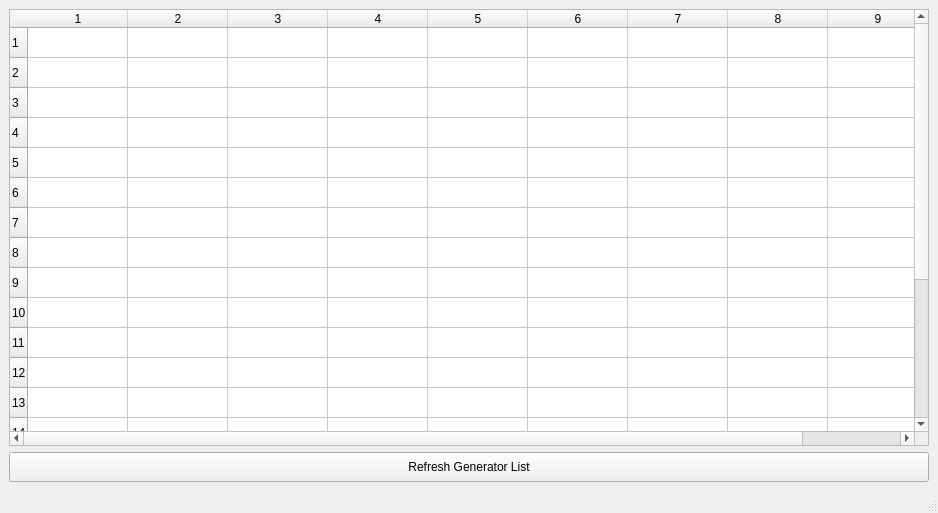
This is forms/gendata.ui in PlaviAjvar/Economic-Dispatching as Qt 5 draws it before an edit. The edited form follows.
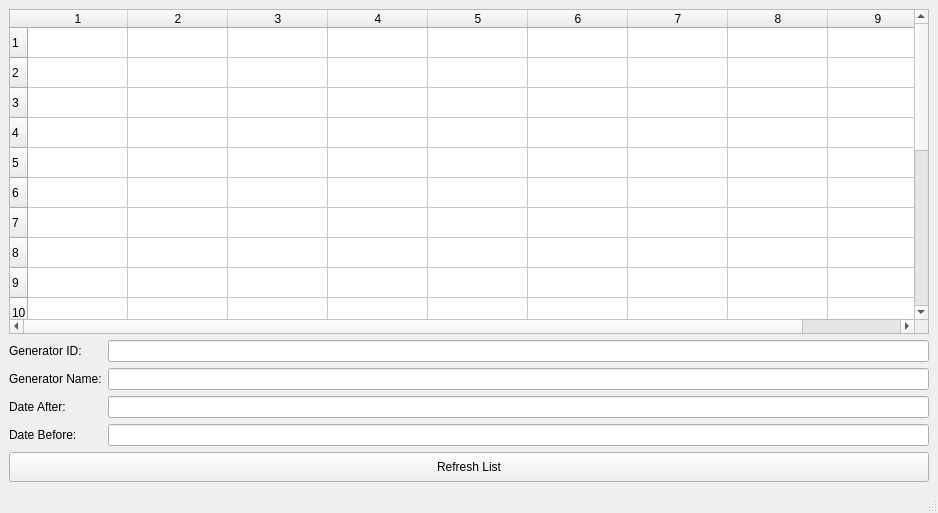
This is the edited form.

Patch:
```diff
--- a/forms/gendata.ui
+++ b/forms/gendata.ui
@@ -54,6 +54,50 @@
       <column/>
      </widget>
     </item>
+    <item>
+     <layout class="QFormLayout" name="formLayout">
+      <item row="0" column="0">
+       <widget class="QLabel" name="generatorIDLabel">
+        <property name="text">
+         <string>Generator ID:</string>
+        </property>
+       </widget>
+      </item>
+      <item row="0" column="1">
+       <widget class="QLineEdit" name="generatorIDLineEdit"/>
+      </item>
+      <item row="1" column="0">
+       <widget class="QLabel" name="generatorNameLabel">
+        <property name="text">
+         <string>Generator Name:</string>
+        </property>
+       </widget>
+      </item>
+      <item row="1" column="1">
+       <widget class="QLineEdit" name="generatorNameLineEdit"/>
+      </item>
+      <item row="2" column="0">
+       <widget class="QLabel" name="dateAfterLabel">
+        <property name="text">
+         <string>Date After:</string>
+        </property>
+       </widget>
+      </item>
+      <item row="2" column="1">
+       <widget class="QLineEdit" name="dateAfterLineEdit"/>
+      </item>
+      <item row="3" column="0">
+       <widget class="QLabel" name="dateBeforeLabel">
+        <property name="text">
+         <string>Date Before:</string>
+        </property>
+       </widget>
+      </item>
+      <item row="3" column="1">
+       <widget class="QLineEdit" name="dateBeforeLineEdit"/>
+      </item>
+     </layout>
+    </item>
     <item>
      <widget class="QPushButton" name="refresh_btn">
       <property name="minimumSize">
@@ -63,7 +107,7 @@
        </size>
       </property>
       <property name="text">
-       <string>Refresh Generator List</string>
+       <string>Refresh List</string>
       </property>
      </widget>
     </item>
```
